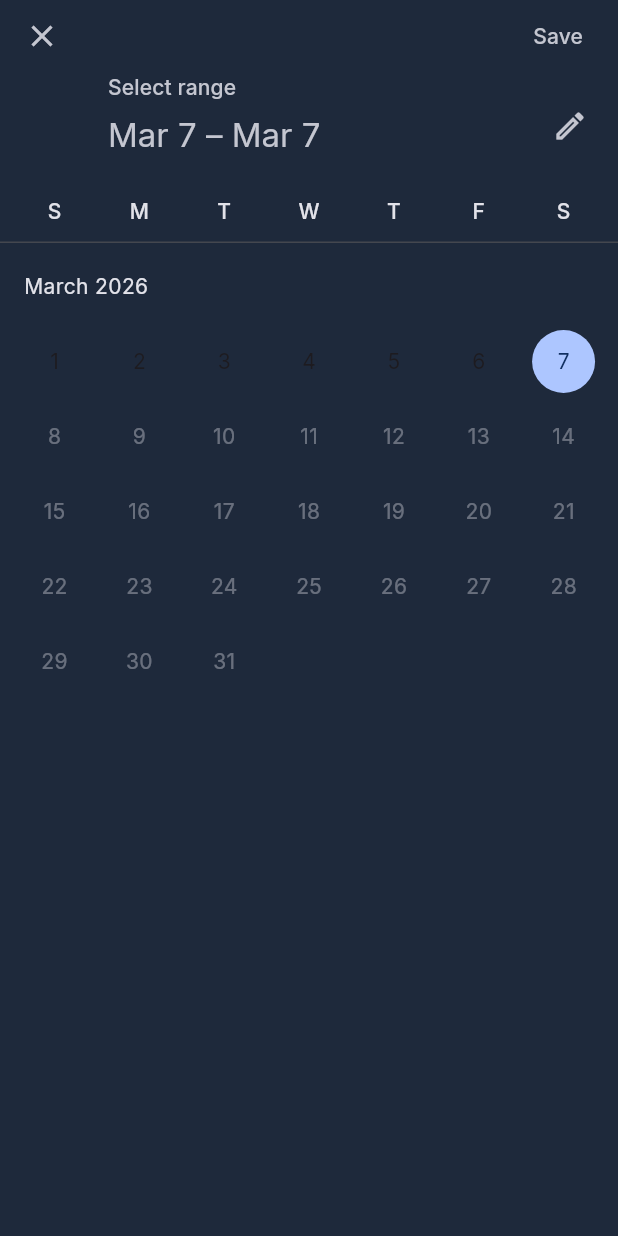
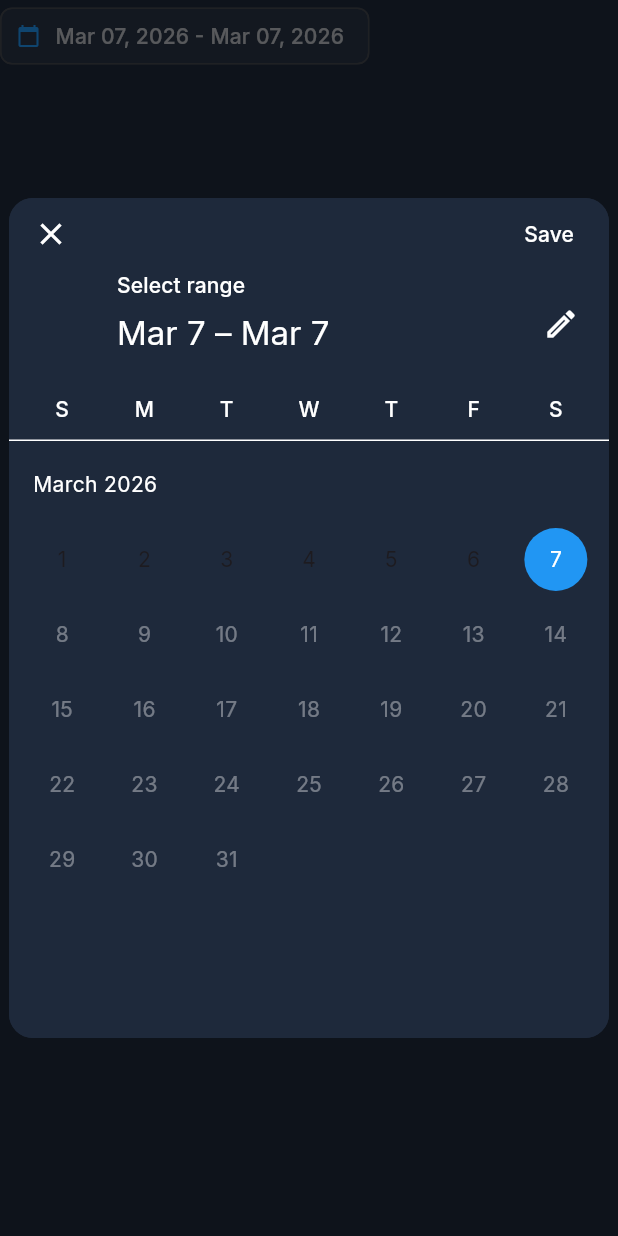
Before and after one commit to LAXMAN-N-1/wezu_battery_admin, a Flutter app: the _DateRangePicker widget shown alone on an empty page, opened directly with empty values, after a tap on an icon or button, on a phone screen of 412 x 824 dp. Run offline on Flutter 3.47's test engine with Material 3 defaults, Android fonts, the phone set to English and light mode, and no system bars; our stand-ins replace dio, fl_chart, flutter_animate, flutter_riverpod, flutter_secure_storage, go_router and 3 more; accounts and stored records are empty; generated files the repository leaves out were written again; network calls fail.

Commit message:
feat(stations): refine UI with calendar popup and fix station name truncation on mobile

```diff
--- a/lib/features/stations/view/station_performance_view.dart
+++ b/lib/features/stations/view/station_performance_view.dart
@@ -33,17 +33,22 @@ class StationPerformanceView extends ConsumerWidget {
         title: Text(
           '$stationName Performance',
           style: GoogleFonts.outfit(fontWeight: FontWeight.bold),
+          overflow: TextOverflow.ellipsis,
         ),
-        actions: [
-          _DateRangePicker(
-            start: dateRange.start,
-            end: dateRange.end,
-            onChanged: (start, end) {
-              ref.read(performanceDateRangeProvider.notifier).updateRange(start, end);
-            },
+        bottom: PreferredSize(
+          preferredSize: const Size.fromHeight(60),
+          child: Container(
+            padding: const EdgeInsets.symmetric(horizontal: 24, vertical: 8),
+            alignment: Alignment.centerLeft,
+            child: _DateRangePicker(
+              start: dateRange.start,
+              end: dateRange.end,
+              onChanged: (start, end) {
+                ref.read(performanceDateRangeProvider.notifier).updateRange(start, end);
+              },
+            ),
           ),
-          const SizedBox(width: 16),
-        ],
+        ),
       ),
       body: performanceAsync.when(
         data: (perf) => _buildContent(perf),
@@ -216,6 +221,31 @@ class _DateRangePicker extends StatelessWidget {
           initialDateRange: DateTimeRange(start: start, end: end),
           firstDate: DateTime(2024),
           lastDate: DateTime.now(),
+          initialEntryMode: DatePickerEntryMode.calendar,
+          builder: (context, child) {
+            return Theme(
+              data: Theme.of(context).copyWith(
+                colorScheme: const ColorScheme.dark(
+                  primary: Colors.blue,
+                  onPrimary: Colors.white,
+                  surface: Color(0xFF1E293B),
+                  onSurface: Colors.white,
+                ),
+                textButtonTheme: TextButtonThemeData(
+                  style: TextButton.styleFrom(foregroundColor: Colors.blue),
+                ),
+              ),
+              child: Center(
+                child: Container(
+                  constraints: const BoxConstraints(maxWidth: 400, maxHeight: 560),
+                  child: ClipRRect(
+                    borderRadius: BorderRadius.circular(16),
+                    child: child,
+                  ),
+                ),
+              ),
+            );
+          },
         );
         if (picked != null) {
           onChanged(picked.start, picked.end);
```
Also changed, not shown: lib/core/api/api_client.dart (+6 -5 lines), 1 other file.
